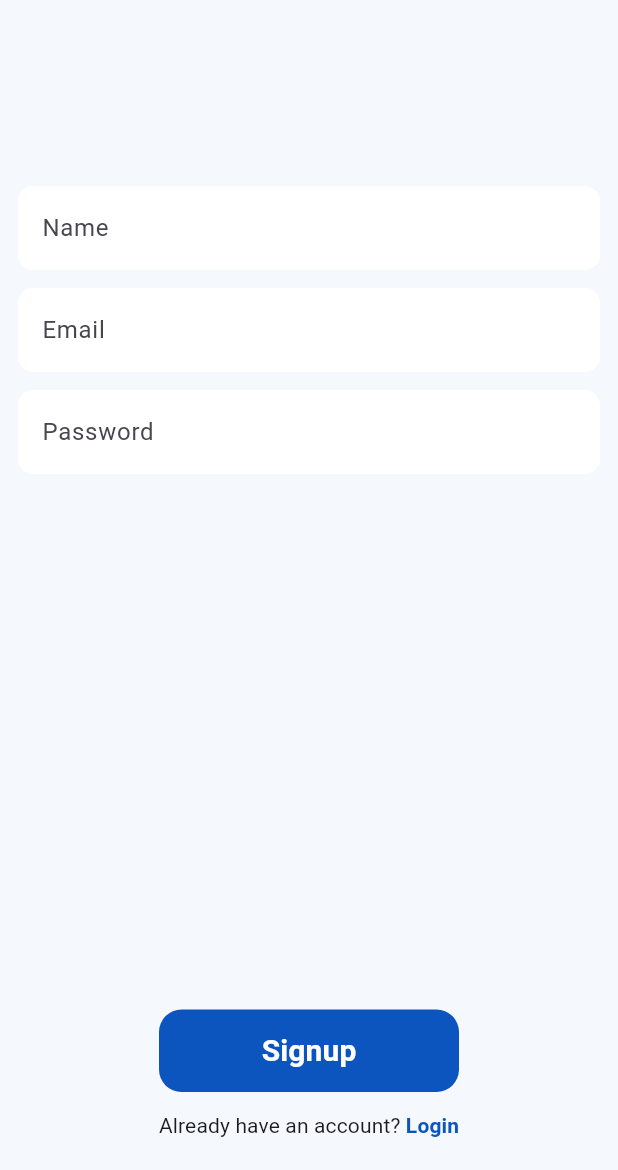
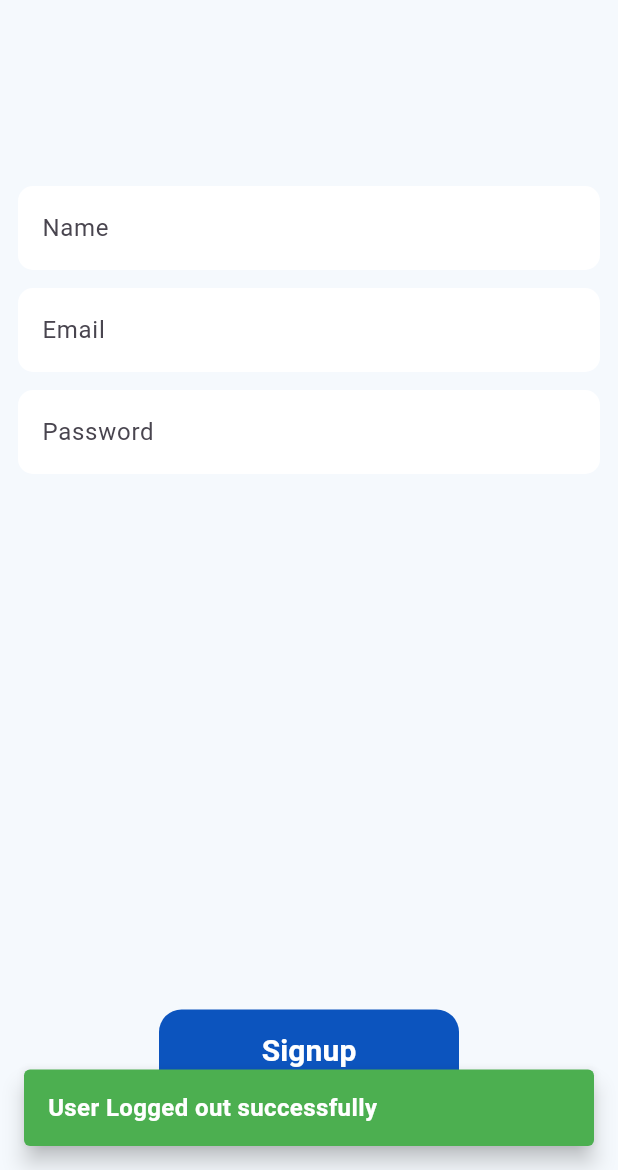
Before and after one commit to bitwisedhruv/taaza_khabar, a Flutter app: the screen it shows once a user with an empty profile is signed in, after a tap on the "logout" icon, on a phone screen of 412 x 824 dp, the part 66-1236 px from its top. Run offline on Flutter 3.47's test engine with Material 3 defaults, Android fonts, the phone set to English and light mode, and no system bars; our stand-ins replace cloud_firestore, firebase_auth, firebase_core, firebase_remote_config, webview_flutter; accounts and stored records are empty; network calls fail.

Commit message:
code refactoring

```diff
--- /dev/null
+++ b/lib/common/custom_snackbar.dart
@@ -0,0 +1,22 @@
+import 'package:flutter/material.dart';
+
+class CustomSnackbar {
+  static void showSnackbar(BuildContext context, String message,
+      {Color backgroundColor = Colors.green, int durationSeconds = 3}) {
+    final snackBar = SnackBar(
+      content: Text(
+        message,
+        style: const TextStyle(
+            color: Colors.white, fontSize: 16, fontWeight: FontWeight.bold),
+      ),
+      backgroundColor: backgroundColor, // Custom background color
+      duration: Duration(seconds: durationSeconds), // Custom duration
+      behavior:
+          SnackBarBehavior.floating, // Makes the SnackBar float over the UI
+      margin:
+          const EdgeInsets.all(16), // Margin to add space around the SnackBar
+    );
+
+    ScaffoldMessenger.of(context).showSnackBar(snackBar);
+  }
+}
--- a/lib/features/auth/auth_provider.dart
+++ b/lib/features/auth/auth_provider.dart
@@ -1,8 +1,9 @@
-// ignore_for_file: avoid_print
+// ignore_for_file: use_build_context_synchronously
 
 import 'package:cloud_firestore/cloud_firestore.dart';
 import 'package:firebase_auth/firebase_auth.dart';
 import 'package:flutter/material.dart';
+import 'package:taaza_khabar/common/custom_snackbar.dart';
 import 'package:taaza_khabar/features/auth/signup_page.dart';
 import 'package:taaza_khabar/features/home/home_page.dart';
 
@@ -38,9 +39,14 @@ class UserAuthProvider extends ChangeNotifier {
             builder: (context) => const HomePage(),
           ),
           (route) => false);
+      CustomSnackbar.showSnackbar(context, 'User created Successfully');
       notifyListeners();
     } on FirebaseAuthException catch (e) {
-      print(e.message);
+      CustomSnackbar.showSnackbar(
+        context,
+        e.message!,
+        backgroundColor: Colors.red,
+      );
     }
   }
 
@@ -54,16 +60,21 @@ class UserAuthProvider extends ChangeNotifier {
         email: email,
         password: password,
       );
-      print(userCredential);
+      debugPrint(userCredential.toString());
       Navigator.pushAndRemoveUntil(
           context,
           MaterialPageRoute(
             builder: (context) => const HomePage(),
           ),
           (route) => false);
+      CustomSnackbar.showSnackbar(context, 'User logged in successfully!');
       notifyListeners();
     } on FirebaseAuthException catch (e) {
-      print(e.message);
+      CustomSnackbar.showSnackbar(
+        context,
+        e.message!,
+        backgroundColor: Colors.red,
+      );
     }
   }
 
@@ -78,9 +89,14 @@ class UserAuthProvider extends ChangeNotifier {
         ),
         (route) => false,
       );
+      CustomSnackbar.showSnackbar(context, 'User Logged out successfully');
       notifyListeners();
-    } catch (e) {
-      print('Error logging out: $e');
+    } on FirebaseAuthException catch (e) {
+      CustomSnackbar.showSnackbar(
+        context,
+        e.message!,
+        backgroundColor: Colors.red,
+      );
     }
   }
 }
--- a/lib/features/auth/signup_page.dart
+++ b/lib/features/auth/signup_page.dart
@@ -42,6 +42,7 @@ class _SignupPageState extends State<SignupPage> {
             AuthField(
               authFieldText: "Name",
               controller: nameController,
+              keyboardType: TextInputType.text,
             ),
             const SizedBox(
               height: 12,
@@ -49,6 +50,7 @@ class _SignupPageState extends State<SignupPage> {
             AuthField(
               authFieldText: "Email",
               controller: emailController,
+              keyboardType: TextInputType.emailAddress,
             ),
             const SizedBox(
               height: 12,
@@ -57,6 +59,7 @@ class _SignupPageState extends State<SignupPage> {
               authFieldText: "Password",
               controller: passwordController,
               isObscure: true,
+              keyboardType: TextInputType.text,
             ),
             const Spacer(),
             AuthButton(
--- a/lib/features/auth/widgets/auth_field.dart
+++ b/lib/features/auth/widgets/auth_field.dart
@@ -4,11 +4,15 @@ class AuthField extends StatelessWidget {
   final String authFieldText;
   final TextEditingController controller;
   final bool isObscure;
+  final TextInputType keyboardType;
+  final TextCapitalization textCapitalization;
   const AuthField({
     super.key,
     required this.authFieldText,
     required this.controller,
     this.isObscure = false,
+    required this.keyboardType,
+    this.textCapitalization = TextCapitalization.sentences,
   });
 
   @override
@@ -16,6 +20,8 @@ class AuthField extends StatelessWidget {
     return TextFormField(
       controller: controller,
       obscureText: isObscure,
+      keyboardType: keyboardType,
+      textCapitalization: textCapitalization,
       decoration: InputDecoration(
         hintText: authFieldText,
       ),
--- a/lib/features/home/home_page.dart
+++ b/lib/features/home/home_page.dart
@@ -1,6 +1,9 @@
+// ignore_for_file: use_build_context_synchronously
+
 import 'package:flutter/material.dart';
 import 'package:intl/intl.dart';
 import 'package:provider/provider.dart';
+import 'package:taaza_khabar/common/custom_snackbar.dart';
 import 'package:taaza_khabar/features/auth/auth_provider.dart';
 import 'package:taaza_khabar/features/home/detailed_view.dart';
 import 'package:taaza_khabar/features/home/remote_config.dart';
@@ -38,7 +41,11 @@ class _HomePageState extends State<HomePage> {
 
       fetchArticlesForCountry(selectedCountry);
     } catch (e) {
-      print('Error loading Country Endpoints: $e');
+      CustomSnackbar.showSnackbar(
+        context,
+        'Error Loading Country Endpoints : $e',
+        backgroundColor: Colors.red,
+      );
     }
   }
 
@@ -50,7 +57,11 @@ class _HomePageState extends State<HomePage> {
             .toList();
       });
     }).catchError((error) {
-      print('Error fetching news: $error');
+      CustomSnackbar.showSnackbar(
+        context,
+        'Error Fetching News : $error',
+        backgroundColor: Colors.red,
+      );
     });
   }
 
@@ -120,7 +131,11 @@ class _HomePageState extends State<HomePage> {
                   this.articles = articles;
                 });
               }).catchError((error) {
-                print('Error Fetching news: $error');
+                CustomSnackbar.showSnackbar(
+                  context,
+                  'Error Fetching News : $error',
+                  backgroundColor: Colors.red,
+                );
               });
             },
             items: countryEndpoints.keys
--- a/lib/features/home/widgets/fetch_news.dart
+++ b/lib/features/home/widgets/fetch_news.dart
@@ -16,6 +16,7 @@
 
 import 'dart:convert';
 
+import 'package:flutter/foundation.dart';
 import 'package:http/http.dart';
 
 class FetchNews {
@@ -27,7 +28,7 @@ class FetchNews {
 
     if (response.statusCode == 200) {
       final jsonResponse = jsonDecode(response.body);
-      print(jsonResponse);
+      if (kDebugMode) print(jsonResponse);
       return jsonResponse['articles'];
     } else {
       throw Exception('Failed to load news');
```
Also changed, not shown: lib/features/auth/login_page.dart (+10 -2 lines), lib/features/home/widgets/news_card.dart (+4 -4 lines).
